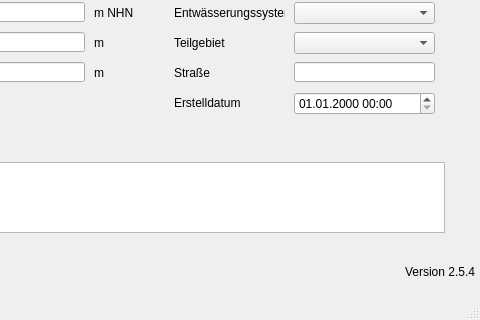
The window that qkan/forms/qkan_speicher.ui (hoettges/QKan) describes before a commit, drawn with Qt 5; both pictures show x 156 to 636 and y 98 to 418 of the 636 by 418 pixel window.
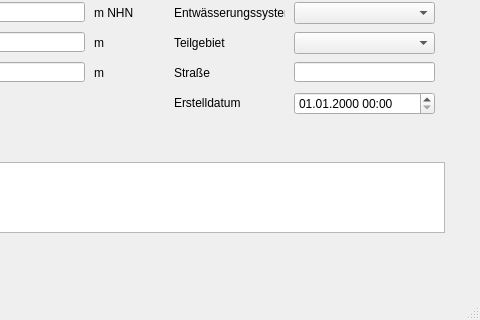
The same window after the commit. Custom widgets are drawn as their Qt base class.

```diff
--- a/qkan/forms/qkan_speicher.ui
+++ b/qkan/forms/qkan_speicher.ui
@@ -315,25 +315,6 @@
      </rect>
     </property>
    </widget>
-   <widget class="QLabel" name="lb_version">
-    <property name="geometry">
-     <rect>
-      <x>560</x>
-      <y>360</y>
-      <width>71</width>
-      <height>20</height>
-     </rect>
-    </property>
-    <property name="toolTip">
-     <string>Version QKan Import</string>
-    </property>
-    <property name="text">
-     <string>Version 2.5.4</string>
-    </property>
-    <property name="alignment">
-     <set>Qt::AlignRight|Qt::AlignTrailing|Qt::AlignVCenter</set>
-    </property>
-   </widget>
    <widget class="QLabel" name="label_21">
     <property name="geometry">
      <rect>
```
Left out of the diff: 2 changed lines with no effect on the pictures.
